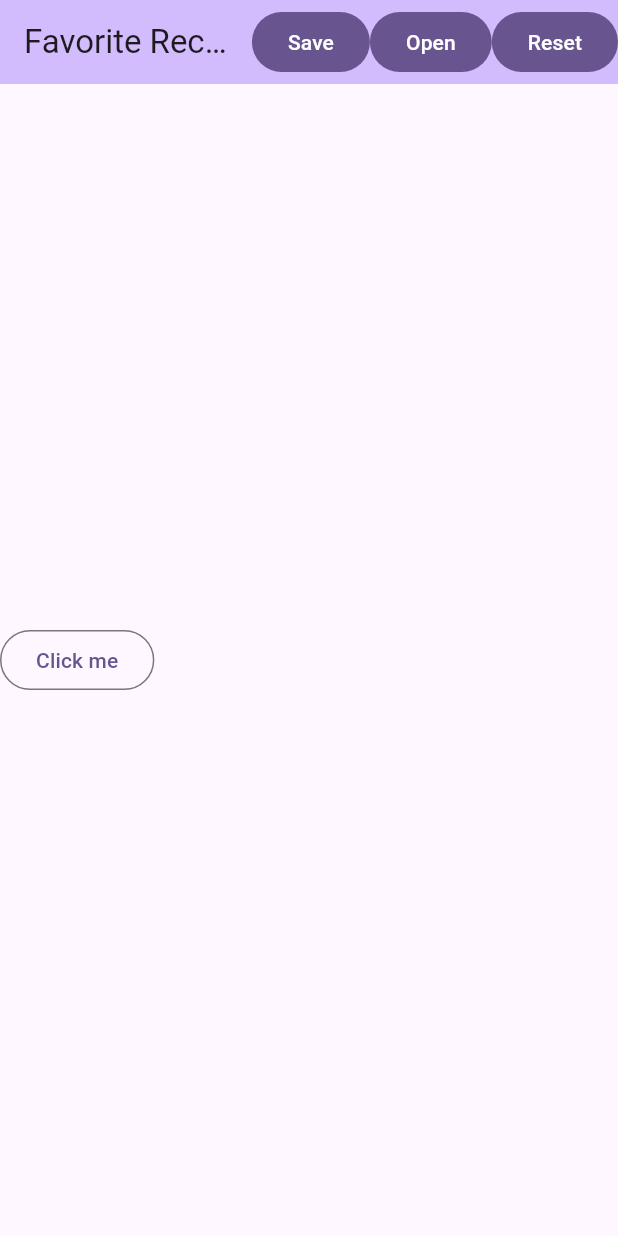
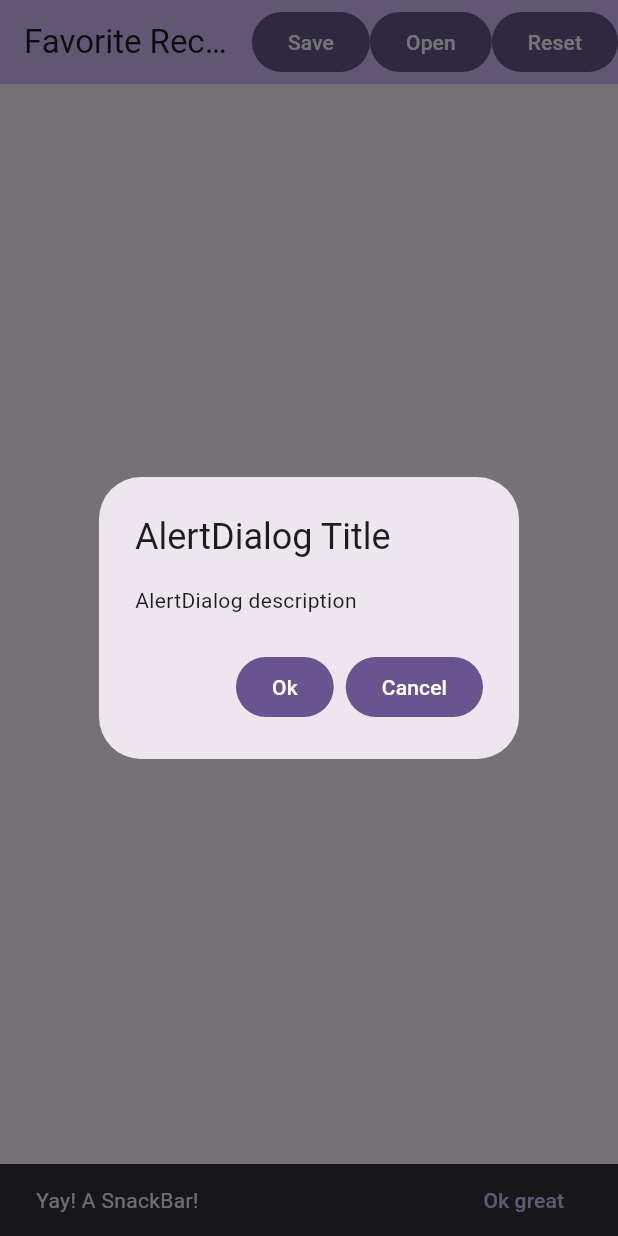
Before and after one commit to etorunski/cst2335_in_class_examples, a Flutter app: the screen it shows after launch, after a tap on "Click me", on a phone screen of 412 x 824 dp. Run offline on Flutter 3.47's test engine with Material 3 defaults, Android fonts, the phone set to English and light mode, and no system bars.

Commit message:
week 4 Snackbar and AlertDialog examples

```diff
--- a/lib/main.dart
+++ b/lib/main.dart
@@ -36,11 +36,29 @@ class _MyHomePageState extends State<MyHomePage> {
 
   var isChecked = false;
 
+  //runs before the page is visible:
   @override
   void initState() {
     super.initState();
+    _controller = TextEditingController();
 
-    _controller = TextEditingController();
+
+
+
+    //this will run the function after the duration has expired:
+    Future.delayed(Duration.zero, (){
+      //this creates it:
+      var snackBar = SnackBar(
+        content: Text('Yay! A SnackBar!') ,
+        action: SnackBarAction(label: "Ok great", onPressed: () {}
+        ),);
+
+      //this shows it:
+      ScaffoldMessenger.of(context).showSnackBar(snackBar);
+    });
+
+
+
   }
 
   @override
@@ -72,8 +90,32 @@ class _MyHomePageState extends State<MyHomePage> {
         ),
         body: Center(
             child:
-            Row(children: [
-              OutlinedButton(child:Text("Click me"), onPressed: () { },)
+            Column(mainAxisAlignment: .center,
+                children: [
+              OutlinedButton(child:Text("Click me"), onPressed: () {
+              //show a dialog
+                showDialog<String>(
+                  context: context,
+                  builder: (BuildContext context) => AlertDialog(
+                    //the title:
+                    title: const Text('AlertDialog Title'),
+
+                    //the body
+                    content: const Text('AlertDialog description'),
+
+                    //buttons:
+                    actions: <Widget>[
+                    FilledButton(child:Text("Ok"), onPressed: (){
+                      Navigator.pop(context); //hide the dialog
+                    },),
+                       FilledButton(child:Text("Cancel"), onPressed: (){
+                         Navigator.pop(context); //hide the dialog
+                       },),
+                    ],
+                  ),
+                );
+
+              },)
             ]
             )
         )
```
